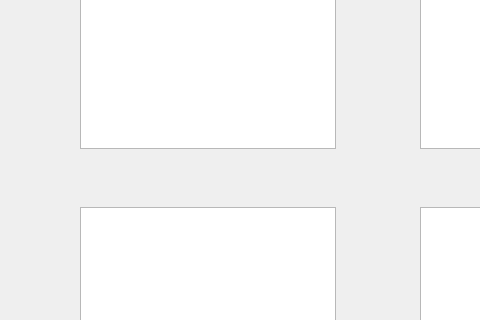
Qt form new_client/GUI/streamViewer/streamview.ui (Vino4/IBSSS) before a commit; both pictures show x 0 to 480 and y 102 to 422 of the 800 by 600 pixel window.
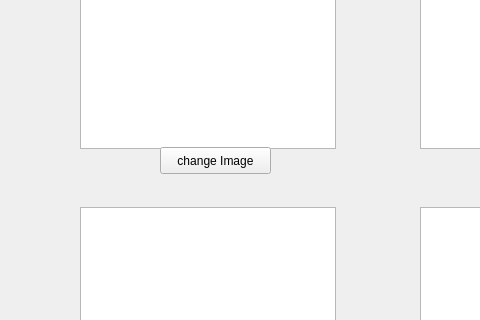
The same form after that commit.

```diff
--- a/new_client/GUI/streamViewer/streamview.ui
+++ b/new_client/GUI/streamViewer/streamview.ui
@@ -67,6 +67,19 @@
        </rect>
       </property>
      </widget>
+     <widget class="QPushButton" name="changeImageButton">
+      <property name="geometry">
+       <rect>
+        <x>130</x>
+        <y>220</y>
+        <width>111</width>
+        <height>27</height>
+       </rect>
+      </property>
+      <property name="text">
+       <string>change Image</string>
+      </property>
+     </widget>
     </widget>
     <widget class="QWidget" name="page_5">
      <widget class="QLabel" name="label_3">
```
Left out of the diff: 2 changed lines with no effect on the pictures.
